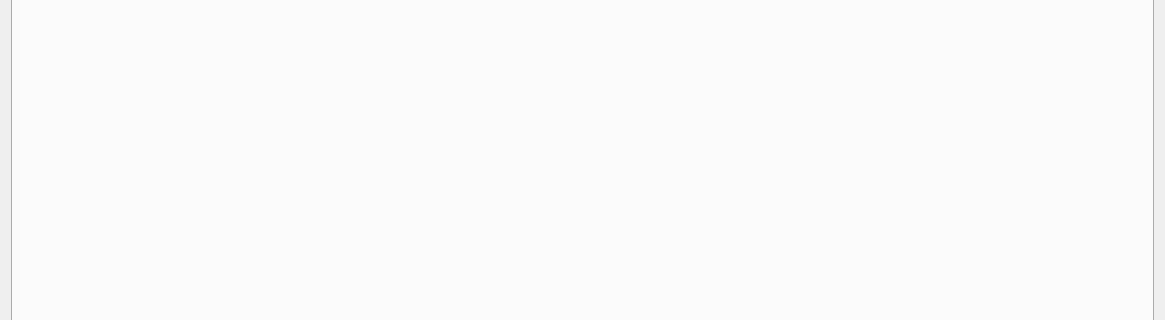
Qt form tienda.ui (Ladis72/tienda) before a commit; both pictures show x 0 to 1165 and y 221 to 541 of the 1165 by 736 pixel window.
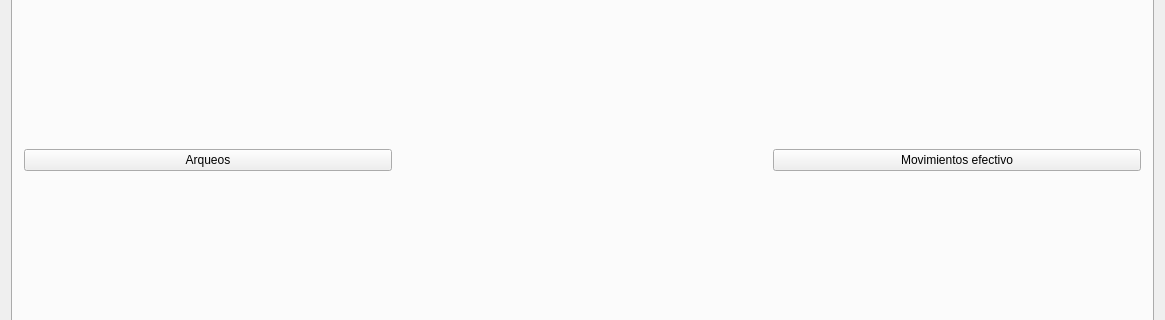
The same form after that commit. The open tabs and pages were chosen to show the change. Icons and pictures are not drawn.

Commit message: Listado movimientos efectivo

What changed in the file:
```diff
--- a/tienda.ui
+++ b/tienda.ui
@@ -187,6 +187,20 @@
           </property>
          </spacer>
         </item>
+        <item row="1" column="2">
+         <widget class="QPushButton" name="pushButtonListadoMovimientos">
+          <property name="text">
+           <string>Movimientos efectivo</string>
+          </property>
+         </widget>
+        </item>
+        <item row="1" column="0">
+         <widget class="QPushButton" name="pushButtonListadoArqueos">
+          <property name="text">
+           <string>Arqueos</string>
+          </property>
+         </widget>
+        </item>
        </layout>
       </widget>
       <widget class="QWidget" name="TabPedidos">
```
Left out of the diff: 2 changed lines with no effect on the pictures. The commit also changes 8 other files.
